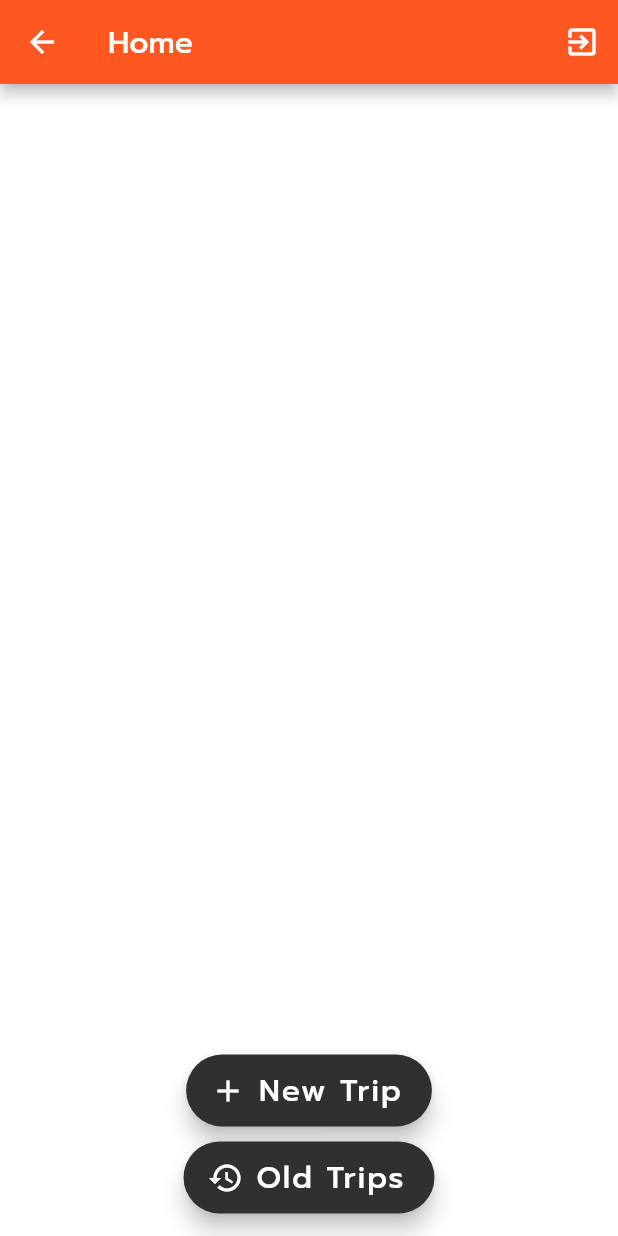
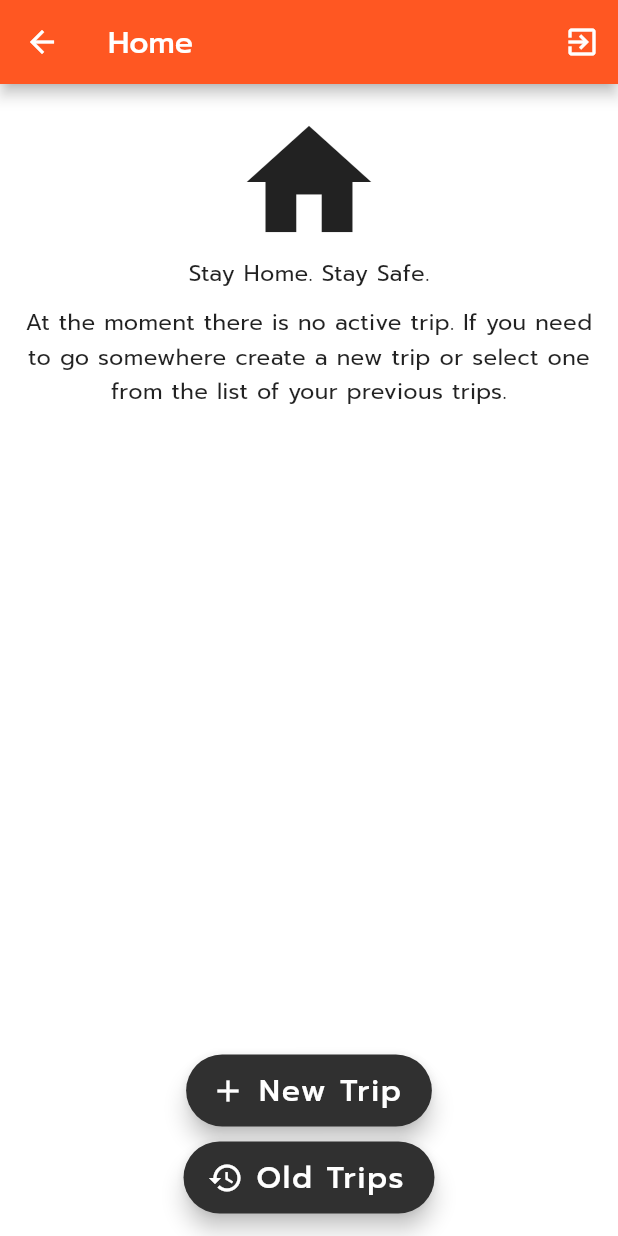
Before and after one commit to gellaz/covtrack, a Flutter app: the HomeScreen screen opened directly, on a phone screen of 412 x 824 dp. Run offline on Flutter 3.47's test engine with Material 2 defaults, Android fonts, the phone set to English and light mode, and no system bars; our stand-ins replace bloc, equatable, firebase_auth, flutter_bloc, flutter_typeahead, geolocator and 5 more; missing offline and left inert: flutter_polyline_points, google_maps_webservice; accounts and stored records are empty; project files that could hold a hidden picture were left out.

Commit message:
Fixed HomeScreen internationalization

```diff
--- a/lib/business/repositories/places/places_repository.dart
+++ b/lib/business/repositories/places/places_repository.dart
@@ -1,4 +1,5 @@
 import 'dart:ui';
+
 import 'package:google_maps_webservice/geocoding.dart';
 import 'package:google_maps_webservice/places.dart';
 import 'package:uuid/uuid.dart';
--- a/lib/l10n/intl_en.arb
+++ b/lib/l10n/intl_en.arb
@@ -140,6 +140,12 @@
     "type": "text",
     "placeholders": {}
   },
+  "noActiveTrips": "At the moment there is no active trip. If you need to go somewhere create a new trip or select one from the list of your previous trips.",
+  "@noActiveTrips": {
+    "description": "Home Screen description text",
+    "type": "text",
+    "placeholders": {}
+  },
   "objective": "Objective",
   "@objective": {
     "description": "First onboarding screen title",
--- a/lib/l10n/intl_it.arb
+++ b/lib/l10n/intl_it.arb
@@ -140,6 +140,12 @@
     "type": "text",
     "placeholders": {}
   },
+  "noActiveTrips": "Al momento non c'è nessuno spostamento attivo. Se hai bisogno di andare da qualche parte crea un nuovo spostamento o selezionane uno dalla lista dei tuoi spostamenti passati.",
+  "@noActiveTrips": {
+    "description": "Home Screen description text",
+    "type": "text",
+    "placeholders": {}
+  },
   "objective": "Obiettivo",
   "@objective": {
     "description": "First onboarding screen title",
--- a/lib/l10n/intl_messages.arb
+++ b/lib/l10n/intl_messages.arb
@@ -1,5 +1,5 @@
 {
-  "@@last_modified": "2020-05-26T11:51:04.421923",
+  "@@last_modified": "2020-05-26T12:59:51.822342",
   "confirmed": "Confirmed",
   "@confirmed": {
     "description": "Confirmed Info screen list tile description",
@@ -140,6 +140,12 @@
     "type": "text",
     "placeholders": {}
   },
+  "noActiveTrips": "At the moment there is no active trip. If you need to go somewhere create a new trip or select one from the list of your previous trips.",
+  "@noActiveTrips": {
+    "description": "Home Screen description text",
+    "type": "text",
+    "placeholders": {}
+  },
   "objective": "Objective",
   "@objective": {
     "description": "First onboarding screen title",
--- a/lib/l10n/messages_en.dart
+++ b/lib/l10n/messages_en.dart
@@ -46,6 +46,7 @@ class MessageLookup extends MessageLookupByLibrary {
     "loginFailure" : MessageLookupByLibrary.simpleMessage("Login failure"),
     "loginWithYourAccount" : MessageLookupByLibrary.simpleMessage("Login with your account"),
     "newTrip" : MessageLookupByLibrary.simpleMessage("New Trip"),
+    "noActiveTrips" : MessageLookupByLibrary.simpleMessage("At the moment there is no active trip. If you need to go somewhere create a new trip or select one from the list of your previous trips."),
     "objective" : MessageLookupByLibrary.simpleMessage("Objective"),
     "oldTrips" : MessageLookupByLibrary.simpleMessage("Old Trips"),
     "onboarding1" : MessageLookupByLibrary.simpleMessage("The main functionality of CovTrack is replacing the mandatory self-certification form"),
--- a/lib/l10n/messages_it.dart
+++ b/lib/l10n/messages_it.dart
@@ -46,6 +46,7 @@ class MessageLookup extends MessageLookupByLibrary {
     "loginFailure" : MessageLookupByLibrary.simpleMessage("Accesso fallito"),
     "loginWithYourAccount" : MessageLookupByLibrary.simpleMessage("Accedi con il tuo account"),
     "newTrip" : MessageLookupByLibrary.simpleMessage("Nuovo Spostamento"),
+    "noActiveTrips" : MessageLookupByLibrary.simpleMessage("Al momento non c\'è nessuno spostamento attivo. Se hai bisogno di andare da qualche parte crea un nuovo spostamento o selezionane uno dalla lista dei tuoi spostamenti passati."),
     "objective" : MessageLookupByLibrary.simpleMessage("Obiettivo"),
     "oldTrips" : MessageLookupByLibrary.simpleMessage("Spostamenti Effettuati"),
     "onboarding1" : MessageLookupByLibrary.simpleMessage("La funzionalità principale di CovTrack è quella di rimpiazzare completamente il modulo di autocertificazione"),
--- a/lib/l10n/messages_messages.dart
+++ b/lib/l10n/messages_messages.dart
@@ -46,6 +46,7 @@ class MessageLookup extends MessageLookupByLibrary {
     "loginFailure" : MessageLookupByLibrary.simpleMessage("Login failure"),
     "loginWithYourAccount" : MessageLookupByLibrary.simpleMessage("Login with your account"),
     "newTrip" : MessageLookupByLibrary.simpleMessage("New Trip"),
+    "noActiveTrips" : MessageLookupByLibrary.simpleMessage("At the moment there is no active trip. If you need to go somewhere create a new trip or select one from the list of your previous trips."),
     "objective" : MessageLookupByLibrary.simpleMessage("Objective"),
     "oldTrips" : MessageLookupByLibrary.simpleMessage("Old Trips"),
     "onboarding1" : MessageLookupByLibrary.simpleMessage("The main functionality of CovTrack is replacing the mandatory self-certification form"),
--- a/lib/presentation/screens/home_screen.dart
+++ b/lib/presentation/screens/home_screen.dart
@@ -46,7 +46,7 @@ class HomeScreen extends StatelessWidget {
         child: Column(
           mainAxisAlignment: MainAxisAlignment.spaceBetween,
           children: <Widget>[
-            // _buildContent(),
+            _buildContent(context),
             _buildTripsList(trips),
             _buildButtonBar(context),
           ],
@@ -61,14 +61,14 @@ class HomeScreen extends StatelessWidget {
     );
   }
 
-  Widget _buildContent() {
+  Widget _buildContent(BuildContext context) {
     return Column(
       children: <Widget>[
         Icon(Icons.home, size: 100),
         Text('Stay Home. Stay Safe.'),
         SizedBox(height: 10),
         Text(
-          'At the moment there is no active trip. If you need to go somewhere for a specific reason create a new trip or select one from the list of your previous trips.',
+          AppLocalizations.of(context).noActiveTrips,
           textAlign: TextAlign.center,
         ),
       ],
--- a/lib/presentation/screens/splash_screen.dart
+++ b/lib/presentation/screens/splash_screen.dart
@@ -4,6 +4,7 @@ import 'package:flutter/material.dart';
 
 import '../styles/decorations.dart';
 
+/// Splash screen of CovTrack application
 class SplashScreen extends StatelessWidget {
   @override
   Widget build(BuildContext context) {
@@ -23,7 +24,8 @@ class SplashScreen extends StatelessWidget {
                   .copyWith(letterSpacing: 6, fontWeight: FontWeight.w600),
             ),
             Icon(Icons.home, size: 150),
-            Text('Caio')
+            Text('from'),
+            Text('MARCO GELLI')
           ],
         ),
       ),
--- a/lib/utils/app_localizations.dart
+++ b/lib/utils/app_localizations.dart
@@ -237,6 +237,15 @@ class AppLocalizations {
     );
   }
 
+  String get noActiveTrips {
+    return Intl.message(
+      'At the moment there is no active trip. If you need to go somewhere create a new trip or select one from the list of your previous trips.',
+      name: 'noActiveTrips',
+      desc: 'Home Screen description text',
+      locale: localeName,
+    );
+  }
+
   String get objective {
     return Intl.message(
       'Objective',
```
